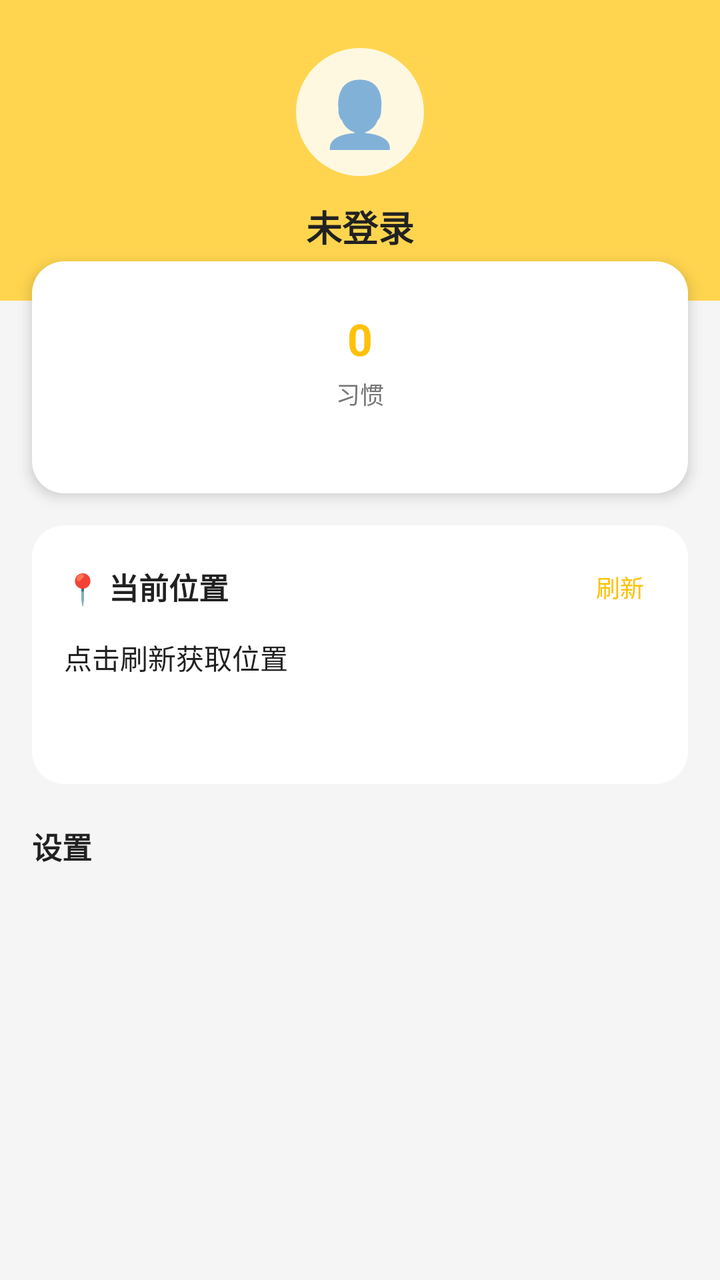
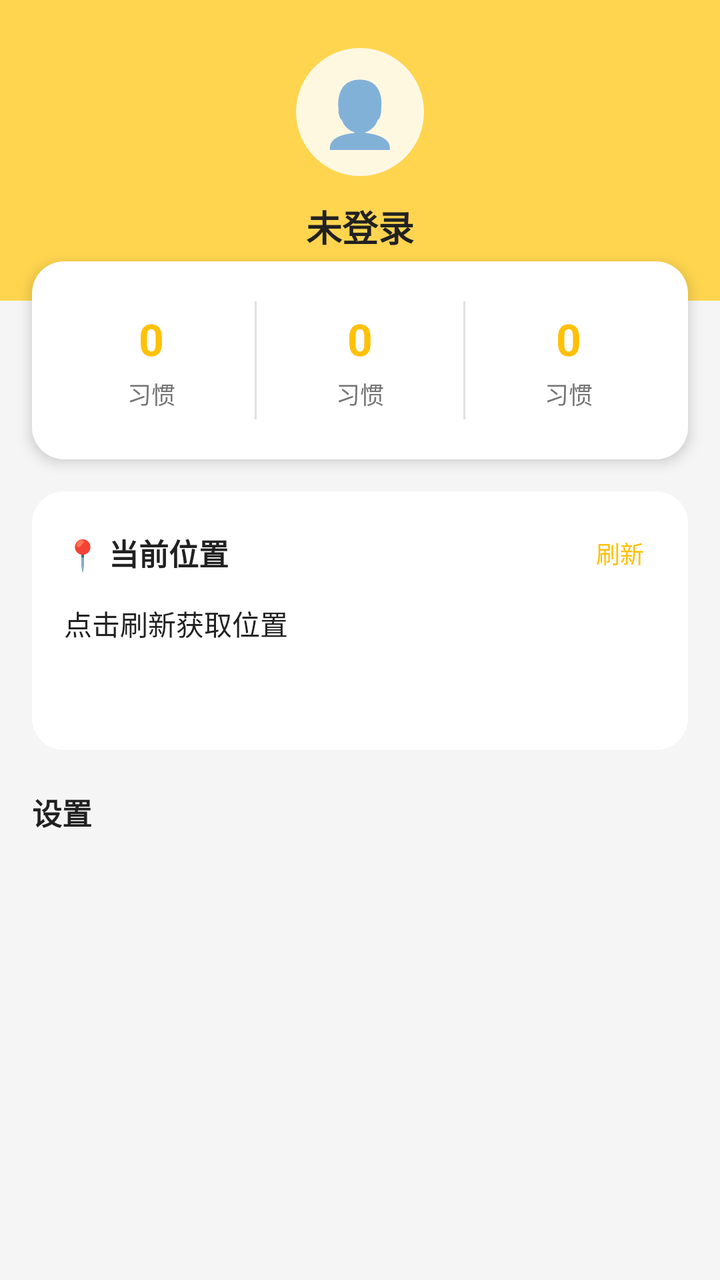

Two renders of the same Android screen: before a commit and after it. Below are the layout's source before the change and the commit's diff.
<!-- AndroidManifest.xml: application theme Theme.ToDoList -->
<!-- res/layout/fragment_mine.xml -->
<?xml version="1.0" encoding="utf-8"?>
<ScrollView xmlns:android="http://schemas.android.com/apk/res/android"
    android:layout_width="match_parent"
    android:layout_height="match_parent">

    <LinearLayout
        android:layout_width="match_parent"
        android:layout_height="wrap_content"
        android:orientation="vertical"
    android:fitsSystemWindows="true">

        
        <LinearLayout
            android:layout_width="match_parent"
            android:layout_height="wrap_content"
            android:orientation="vertical"
            android:padding="24dp"
            android:gravity="center"
            android:background="@color/yellow_primary">

            <TextView
                android:id="@+id/avatar_placeholder"
                android:layout_width="64dp"
                android:layout_height="64dp"
                android:background="@drawable/icon_circle_bg"
                android:gravity="center"
                android:textSize="32sp"
                android:text="👤" />

            <TextView
                android:id="@+id/tv_login_status"
                android:layout_width="wrap_content"
                android:layout_height="wrap_content"
                android:text="未登录"
                android:textSize="18sp"
                android:textColor="@color/text_primary"
                android:textStyle="bold"
                android:layout_marginTop="12dp" />

        </LinearLayout>

        
        <LinearLayout
            android:layout_width="match_parent"
            android:layout_height="wrap_content"
            android:orientation="horizontal"
            android:background="@drawable/stats_panel_bg"
            android:layout_marginHorizontal="16dp"
            android:layout_marginTop="-20dp"
            android:elevation="4dp">

            <include layout="@layout/item_stat"
                android:id="@+id/stat_habits" />

            <View
                android:layout_width="1dp"
                android:layout_height="match_parent"
                android:layout_marginVertical="8dp"
                android:background="@color/card_stroke" />

            <include layout="@layout/item_stat"
                android:id="@+id/stat_todos" />

            <View
                android:layout_width="1dp"
                android:layout_height="match_parent"
                android:layout_marginVertical="8dp"
                android:background="@color/card_stroke" />

            <include layout="@layout/item_stat"
                android:id="@+id/stat_pomodoros" />

        </LinearLayout>

        
        <LinearLayout
            android:id="@+id/location_card"
            android:layout_width="match_parent"
            android:layout_height="wrap_content"
            android:orientation="vertical"
            android:layout_marginHorizontal="16dp"
            android:layout_marginTop="16dp"
            android:background="@drawable/stats_panel_bg"
            android:padding="16dp"
            android:visibility="visible">

            <LinearLayout
                android:layout_width="match_parent"
                android:layout_height="wrap_content"
                android:orientation="horizontal"
                android:gravity="center_vertical">

                <TextView
                    android:layout_width="0dp"
                    android:layout_height="wrap_content"
                    android:layout_weight="1"
                    android:text="📍 当前位置"
                    android:textSize="15sp"
                    android:textColor="@color/text_primary"
                    android:textStyle="bold" />

                <TextView
                    android:id="@+id/btn_refresh_location"
                    android:layout_width="wrap_content"
                    android:layout_height="wrap_content"
                    android:text="刷新"
                    android:textSize="12sp"
                    android:textColor="@color/yellow_dark"
                    android:padding="6dp"
                    android:clickable="true"
                    android:focusable="true" />

            </LinearLayout>

            <LinearLayout
                android:id="@+id/location_content"
                android:layout_width="match_parent"
                android:layout_height="wrap_content"
                android:orientation="vertical"
                android:layout_marginTop="10dp">

                <TextView
                    android:id="@+id/tv_mine_address"
                    android:layout_width="match_parent"
                    android:layout_height="wrap_content"
                    android:text="点击刷新获取位置"
                    android:textSize="14sp"
                    android:textColor="@color/text_primary" />

                <TextView
                    android:id="@+id/tv_mine_coords"
                    android:layout_width="match_parent"
                    android:layout_height="wrap_content"
                    android:text=""
                    android:textSize="12sp"
                    android:textColor="@color/text_secondary"
                    android:layout_marginTop="4dp" />

                <TextView
                    android:id="@+id/tv_mine_accuracy"
                    android:layout_width="match_parent"
                    android:layout_height="wrap_content"
                    android:text=""
                    android:textSize="11sp"
                    android:textColor="@color/text_hint"
                    android:layout_marginTop="2dp" />

            </LinearLayout>
        </LinearLayout>

        
        <TextView
            android:layout_width="wrap_content"
            android:layout_height="wrap_content"
            android:text="设置"
            android:textSize="15sp"
            android:textColor="@color/text_primary"
            android:textStyle="bold"
            android:paddingHorizontal="16dp"
            android:paddingTop="20dp"
            android:paddingBottom="8dp" />

        
        <LinearLayout
            android:id="@+id/settings_container"
            android:layout_width="match_parent"
            android:layout_height="wrap_content"
            android:orientation="vertical"
            android:layout_marginHorizontal="16dp"
            android:layout_marginBottom="16dp" />

        
        <View
            android:layout_width="match_parent"
            android:layout_height="24dp" />

    </LinearLayout>

</ScrollView>
<!-- res/layout/item_stat.xml (included above) -->
<?xml version="1.0" encoding="utf-8"?>
<LinearLayout xmlns:android="http://schemas.android.com/apk/res/android"
    android:layout_width="match_parent"
    android:layout_height="wrap_content"
    android:orientation="vertical"
    android:padding="12dp"
    android:gravity="center">

    <TextView
        android:id="@+id/tv_stat_count"
        android:layout_width="wrap_content"
        android:layout_height="wrap_content"
        android:text="0"
        android:textSize="22sp"
        android:textColor="@color/yellow_dark"
        android:textStyle="bold" />

    <TextView
        android:id="@+id/tv_stat_label"
        android:layout_width="wrap_content"
        android:layout_height="wrap_content"
        android:text="习惯"
        android:textSize="12sp"
        android:textColor="@color/text_secondary"
        android:layout_marginTop="4dp" />

</LinearLayout>
<!-- resources referenced by this layout -->
<resources>
  <color name="card_stroke">#E0E0E0</color>
  <color name="text_hint">#BDBDBD</color>
  <color name="text_primary">#212121</color>
  <color name="text_secondary">#757575</color>
  <color name="yellow_dark">#FFC107</color>
  <color name="yellow_primary">#FFD54F</color>
  <!-- drawable icon_circle_bg (drawable) -->
  <?xml version="1.0" encoding="utf-8"?>
  <shape xmlns:android="http://schemas.android.com/apk/res/android"
      android:shape="oval">
      <solid android:color="@color/yellow_light" />
      <size android:width="40dp" android:height="40dp" />
  </shape>
  <!-- drawable stats_panel_bg (drawable) -->
  <?xml version="1.0" encoding="utf-8"?>
  <shape xmlns:android="http://schemas.android.com/apk/res/android"
      android:shape="rectangle">
      <corners android:radius="16dp" />
      <solid android:color="@color/card_white" />
      <padding android:left="8dp" android:right="8dp" android:top="12dp" android:bottom="12dp" />
  </shape>
  <style name="Theme.ToDoList" parent="Theme.MaterialComponents.Light.NoActionBar">
          
          <item name="colorPrimary">@color/yellow_primary</item>
          <item name="colorPrimaryDark">@color/yellow_dark</item>
          <item name="colorAccent">@color/yellow_accent</item>
          <item name="colorOnPrimary">@color/text_primary</item>
  
          
          <item name="android:colorBackground">@color/surface_light</item>
          <item name="colorSurface">@color/card_white</item>
  
          
          <item name="android:textColorPrimary">@color/text_primary</item>
          <item name="android:textColorSecondary">@color/text_secondary</item>
          <item name="android:textColorHint">@color/text_hint</item>
  
          
          <item name="android:statusBarColor">@color/yellow_dark</item>
          <item name="android:navigationBarColor">@color/card_white</item>
  
          
          <item name="bottomNavigationStyle">@style/BottomNavStyle</item>
      </style>
  <color name="yellow_light">#FFFFF8E1</color>
  <color name="card_white">#FFFFFFFF</color>
  <color name="yellow_accent">#FFEB3B</color>
  <color name="surface_light">#FFF5F5F5</color>
  <style name="BottomNavStyle" parent="Widget.MaterialComponents.BottomNavigationView">
          <item name="itemIconTint">@color/nav_icon_tint</item>
          <item name="itemTextColor">@color/nav_icon_tint</item>
          <item name="android:background">@color/card_white</item>
          <item name="elevation">8dp</item>
      </style>
</resources>

<!-- the commit's change to res/layout/fragment_mine.xml (unified diff, before → after) -->
@@ -50,7 +50,10 @@
             android:elevation="4dp">
 
             <include layout="@layout/item_stat"
-                android:id="@+id/stat_habits" />
+                android:id="@+id/stat_habits"
+                android:layout_width="0dp"
+                android:layout_height="wrap_content"
+                android:layout_weight="1" />
 
             <View
                 android:layout_width="1dp"
@@ -59,7 +62,10 @@
                 android:background="@color/card_stroke" />
 
             <include layout="@layout/item_stat"
-                android:id="@+id/stat_todos" />
+                android:id="@+id/stat_todos"
+                android:layout_width="0dp"
+                android:layout_height="wrap_content"
+                android:layout_weight="1" />
 
             <View
                 android:layout_width="1dp"
@@ -68,7 +74,10 @@
                 android:background="@color/card_stroke" />
 
             <include layout="@layout/item_stat"
-                android:id="@+id/stat_pomodoros" />
+                android:id="@+id/stat_pomodoros"
+                android:layout_width="0dp"
+                android:layout_height="wrap_content"
+                android:layout_weight="1" />
 
         </LinearLayout>
 
